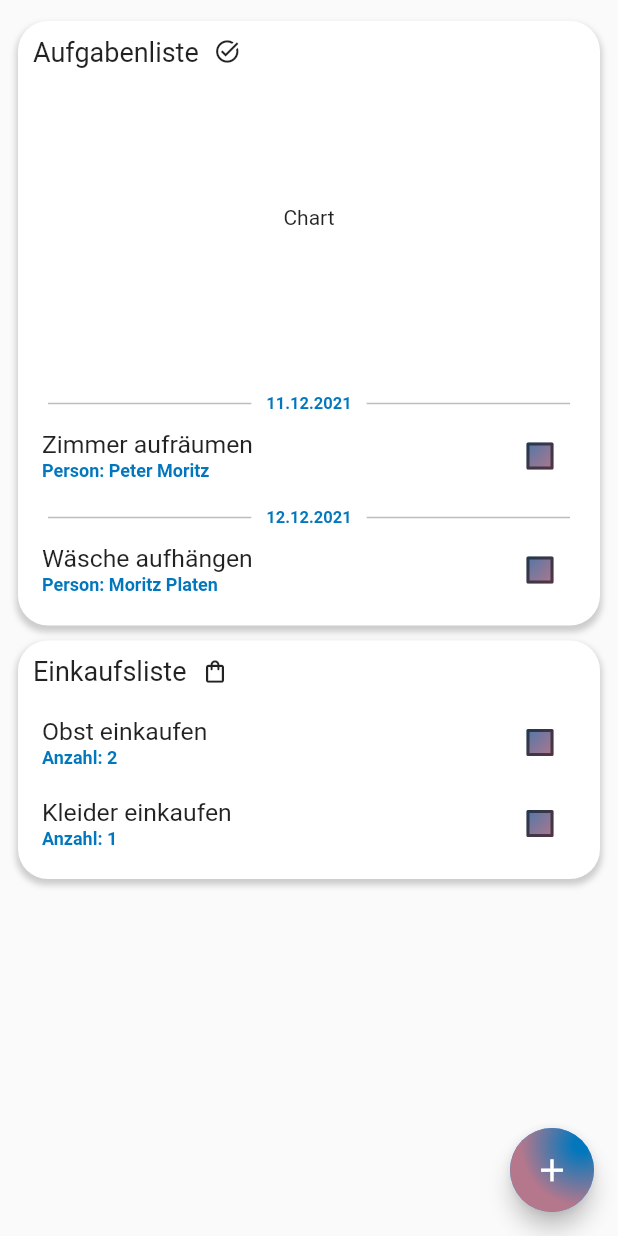
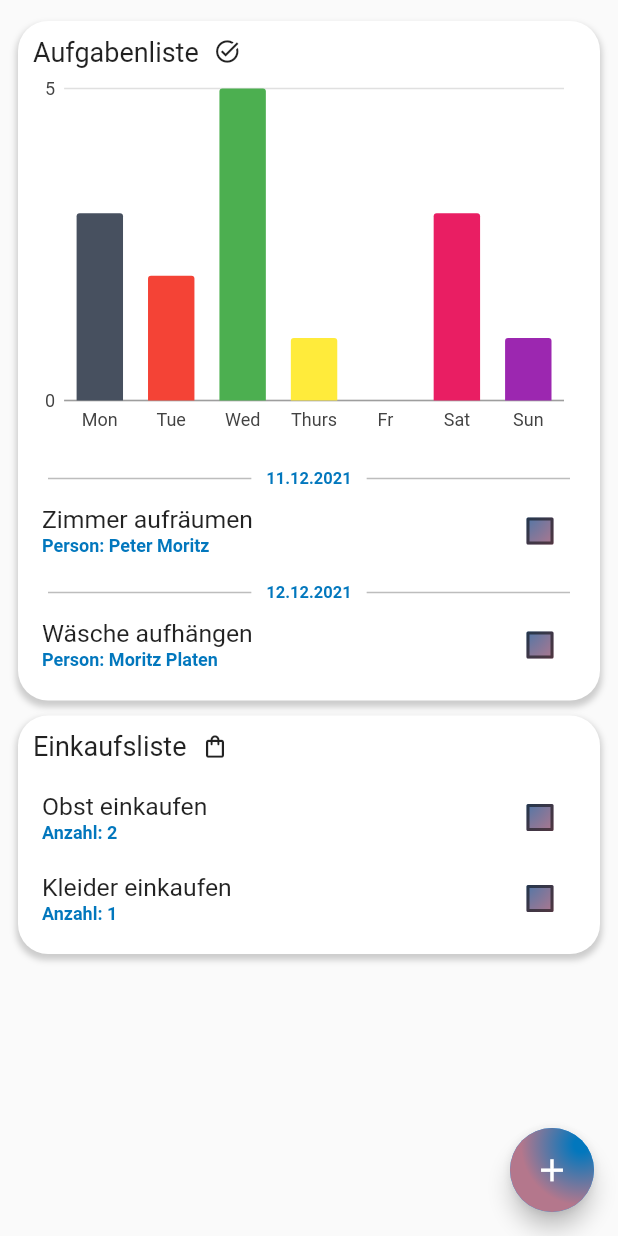
Before and after one commit to MoritzPlaten/Poam, a Flutter app: the screen it shows after launch, on a phone screen of 412 x 824 dp. Run offline on Flutter 3.47's test engine with Material 2 defaults, Android fonts, the phone set to English and light mode, and no system bars; our stand-ins replace charts_flutter, firebase_auth, firebase_core, google_fonts; accounts and stored records are empty; Roboto replaces fonts that are missing (Kreon, Ubuntu).

Commit message:
Add Chart

```diff
--- a/lib/services/dateServices/DateService.dart
+++ b/lib/services/dateServices/DateService.dart
@@ -1,4 +1,60 @@
+import 'package:flutter/material.dart';
+import 'package:charts_flutter/flutter.dart' as charts;
+import 'Objects/BartChartModel.dart';
+
 class DateService {
+
+  final List<BarChartModel> data = [
+    BarChartModel(
+      day: "Mon",
+      tasks: 3,
+      finishedTasks: 1,
+      color: charts.ColorUtil.fromDartColor
+        (const Color(0xFF47505F)),
+    ),
+    BarChartModel(
+      day: "Tue",
+      tasks: 2,
+      finishedTasks: 0,
+      color: charts.ColorUtil.fromDartColor
+        (Colors.red),
+    ),
+    BarChartModel(
+      day: "Wed",
+      tasks: 5,
+      finishedTasks: 1,
+      color: charts.ColorUtil.fromDartColor
+        (Colors.green),
+    ),
+    BarChartModel(
+      day: "Thurs",
+      tasks: 1,
+      finishedTasks: 0,
+      color: charts.ColorUtil.fromDartColor
+        (Colors.yellow),
+    ),
+    BarChartModel(
+      day: "Fr",
+      tasks: 0,
+      finishedTasks: 1,
+      color: charts.ColorUtil.fromDartColor
+        (Colors.lightBlueAccent),
+    ),
+    BarChartModel(
+      day: "Sat",
+      tasks: 3,
+      finishedTasks: 0,
+      color: charts.ColorUtil.fromDartColor
+        (Colors.pink),
+    ),
+    BarChartModel(
+      day: "Sun",
+      tasks: 1,
+      finishedTasks: 1,
+      color: charts.ColorUtil.fromDartColor
+        (Colors.purple),
+    ),
+  ];
 
   ///Gets the Date of the Monday in this week
   DateTime getMondayDate() {
--- /dev/null
+++ b/lib/services/dateServices/Objects/BartChartModel.dart
@@ -0,0 +1,15 @@
+import 'package:charts_flutter/flutter.dart' as charts;
+
+class BarChartModel {
+  String? day;
+  int? tasks;
+  int? finishedTasks;
+  final charts.Color? color;
+
+  BarChartModel({
+    this.day,
+    this.tasks,
+    this.finishedTasks,
+    this.color,}
+      );
+}
--- a/lib/widgets/PoamChart/PoamChart.dart
+++ b/lib/widgets/PoamChart/PoamChart.dart
@@ -1,6 +1,7 @@
 import 'package:flutter/material.dart';
-import 'package:charts_flutter/flutter.dart';
 import 'package:poam/services/dateServices/DateService.dart';
+import 'package:charts_flutter/flutter.dart' as charts;
+import '../../services/dateServices/Objects/BartChartModel.dart';
 
 class PoamChart extends StatefulWidget {
   const PoamChart({Key? key}) : super(key: key);
@@ -19,10 +20,19 @@ class _PoamChartState extends State<PoamChart> {
     dateService = DateService();
     final size = MediaQuery.of(context).size;
 
+    List<charts.Series<BarChartModel, String>> series = [
+      charts.Series(
+          id: "Financial",
+          data: dateService.data,
+          domainFn: (BarChartModel series, _) => series.day!,
+          measureFn: (BarChartModel series, _) => series.tasks,
+          colorFn: (BarChartModel series, _) => series.color!),
+    ];
+
     return Container(
-      height: 200,
       width: size.width,
-      child: Center(child: Text("Chart"),),
+      height: 250,
+      child: charts.BarChart(series, animate: true,),
     );
   }
 }
```
